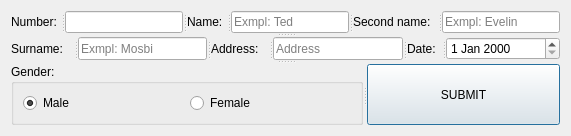
The window that changeinfobutton_window.ui (MrEninng/Phone_book) describes before a commit, drawn with Qt 5.
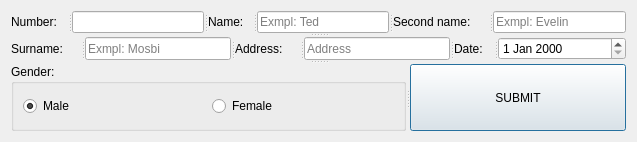
The same window after the commit.

Patch:
```diff
--- a/changeinfobutton_window.ui
+++ b/changeinfobutton_window.ui
@@ -6,8 +6,8 @@
    <rect>
     <x>0</x>
     <y>0</y>
-    <width>571</width>
-    <height>118</height>
+    <width>637</width>
+    <height>142</height>
    </rect>
   </property>
   <property name="windowTitle">
```
